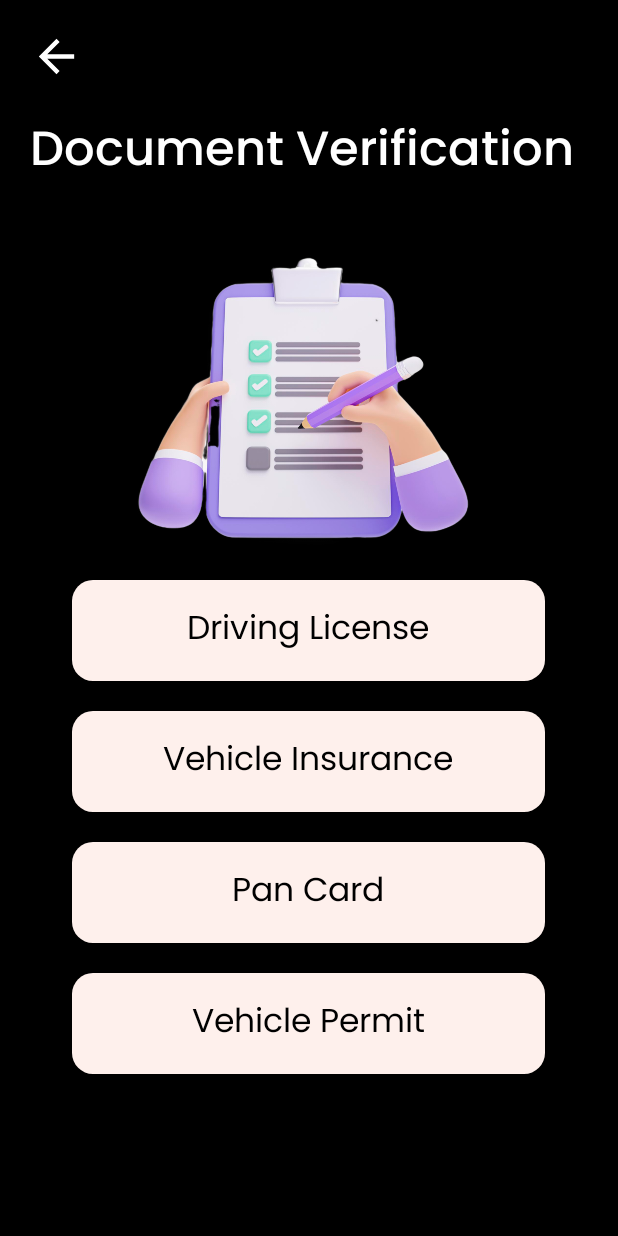
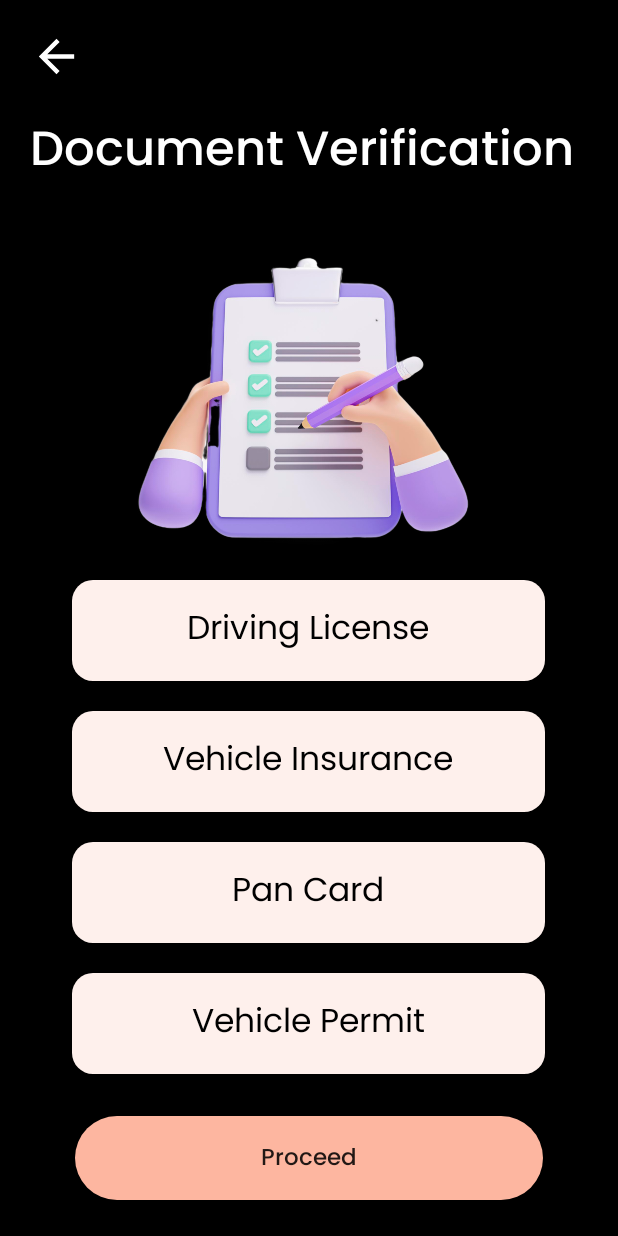
Before and after one commit to Rekt-Cat/Posito-Cabs, an Android app: the DocVerificationActivity screen opened directly, with no data from a screen before it, on a phone screen of 412 x 824 dp. Run offline under Robolectric (Android 15) with nearby library versions, the phone set to English and light mode, and no system bars; our stand-ins replace Firebase (no records; nobody signed in at launch, a user with empty details on screens opened directly).

Commit message:
done till driverMain

```diff
--- a/app/src/main/java/com/example/positocabs/Views/Auth/DocVerificationActivity.java
+++ b/app/src/main/java/com/example/positocabs/Views/Auth/DocVerificationActivity.java
@@ -3,6 +3,7 @@ package com.example.positocabs.Views.Auth;
 import androidx.annotation.Nullable;
 import androidx.appcompat.app.AppCompatActivity;
 import androidx.appcompat.widget.AppCompatButton;
+import androidx.lifecycle.ViewModelProvider;
 
 import android.animation.LayoutTransition;
 import android.content.Intent;
@@ -15,18 +16,28 @@ import android.util.Log;
 import android.view.View;
 import android.widget.ImageView;
 import android.widget.LinearLayout;
+import android.widget.ProgressBar;
+import android.widget.Toast;
 
 import com.example.positocabs.R;
+import com.example.positocabs.ViewModel.SaveUserDataViewModel;
+import com.example.positocabs.Views.MainScreen.DriverMain.DriverMainActivity;
+import com.google.firebase.storage.FirebaseStorage;
+import com.google.firebase.storage.StorageReference;
 
 public class DocVerificationActivity extends AppCompatActivity {
 
     private ImageView backBtn;
     private LinearLayout dlCard,dlDetails,vehicleInsuranceCard,vehicleInsuranceDetails,
             panCard,panDetails,vehiclePermit,vehiclePermitDetails;
-    private AppCompatButton dlBtn,vehicleInsuranceBtn,panBtn,vehiclePermitBtn;
+    private AppCompatButton dlBtn,vehicleInsuranceBtn,panBtn,vehiclePermitBtn,proceedBtn;
+    private ProgressBar progressBar;
 
-    private Uri imageUri;
+    private Uri dlUri,vehichleInsuranceUri,panUri,vehiclePermituri;
     String myUrl ="";
+
+    StorageReference storageReference;
+    private SaveUserDataViewModel saveUserDataViewModel;
 
     @Override
     protected void onCreate(Bundle savedInstanceState) {
@@ -47,6 +58,20 @@ public class DocVerificationActivity extends AppCompatActivity {
         vehiclePermit=findViewById(R.id.vehicle_permit_card);
         vehiclePermitDetails=findViewById(R.id.vehicle_permit_details);
         vehiclePermitBtn=findViewById(R.id.vehicle_permit_btn);
+        proceedBtn=findViewById(R.id.proceed_btn);
+        progressBar=findViewById(R.id.progress_bar);
+
+        //sadas
+        storageReference= FirebaseStorage.getInstance().getReference("Drivers docs");
+        saveUserDataViewModel= new ViewModelProvider(this).get(SaveUserDataViewModel.class);
+        Intent i=getIntent();
+        int userType = i.getIntExtra("userType",0);
+
+        //null
+        dlUri=null;
+        vehichleInsuranceUri=null;
+        panUri=null;
+        vehiclePermituri=null;
 
 
         //Transition
@@ -91,10 +116,47 @@ public class DocVerificationActivity extends AppCompatActivity {
         dlBtn.setOnClickListener(new View.OnClickListener() {
             @Override
             public void onClick(View view) {
+                takePhoto(1);
+            }
+        });
+        vehicleInsuranceBtn.setOnClickListener(new View.OnClickListener() {
+            @Override
+            public void onClick(View view) {
+                takePhoto(2);
+            }
+        });
+        panBtn.setOnClickListener(new View.OnClickListener() {
+            @Override
+            public void onClick(View view) {
+                takePhoto(3);
+            }
+        });
+        vehiclePermitBtn.setOnClickListener(new View.OnClickListener() {
+            @Override
+            public void onClick(View view) {
+                takePhoto(4);
+            }
+        });
 
-                Intent photoIntent =new Intent(Intent.ACTION_PICK);
-                photoIntent.setType("image/*");
-                startActivityForResult(photoIntent, 1);
+        //proceed Btn
+        proceedBtn.setOnClickListener(new View.OnClickListener() {
+            @Override
+            public void onClick(View view) {
+                if(dlUri!=null && vehichleInsuranceUri!=null && panUri!=null && vehiclePermituri!=null ){
+
+
+                    saveUserDataViewModel.saveDriverDocs(userType,storageReference,dlUri,vehichleInsuranceUri,panUri,vehiclePermituri);
+
+                    Toast.makeText(DocVerificationActivity.this, "done", Toast.LENGTH_SHORT).show();
+
+                    Intent intent = new Intent(DocVerificationActivity.this, DriverMainActivity.class);
+                    startActivity(intent);
+
+
+                }
+                else{
+                    Toast.makeText(DocVerificationActivity.this, "Please upload all documents!", Toast.LENGTH_SHORT).show();
+                }
             }
         });
 
@@ -108,11 +170,34 @@ public class DocVerificationActivity extends AppCompatActivity {
         details.setVisibility(v);
     }
 
+    private void takePhoto(int requestCode){
+        Intent photoIntent = new Intent(Intent.ACTION_PICK);
+        photoIntent.setType("image/*");
+        startActivityForResult(photoIntent, requestCode);
+    }
+
     @Override
     protected void onActivityResult(int requestCode, int resultCode, @Nullable Intent data) {
         super.onActivityResult(requestCode, resultCode, data);
-        if (requestCode == 1 && resultCode == RESULT_OK && data != null) {
-            imageUri = data.getData();
+        if (resultCode == RESULT_OK && data != null) {
+            Uri selectedImageUri = data.getData();
+
+            switch (requestCode){
+                case 1:
+                    dlUri = selectedImageUri;
+                    break;
+                case 2:
+                    vehichleInsuranceUri = selectedImageUri;
+                    break;
+                case 3:
+                    panUri = selectedImageUri;
+                    break;
+                case 4:
+                    vehiclePermituri = selectedImageUri;
+                    break;
+                default:
+                    break;
+            }
         } else {
             Log.d("hehe", "onActivityResult: NOO");
         }
--- a/app/src/main/java/com/example/positocabs/Views/Auth/MakeProfileActivity.java
+++ b/app/src/main/java/com/example/positocabs/Views/Auth/MakeProfileActivity.java
@@ -142,6 +142,10 @@ public class MakeProfileActivity extends AppCompatActivity implements AdapterVie
                     saveUserDataViewModel.saveUserData(userType,name.getText().toString(),
                             email.getText().toString(),text,dob.getText().toString(),storageReference,imageUri);
 
+                    Intent intent = new Intent(MakeProfileActivity.this,DocVerificationActivity.class);
+                    intent.putExtra("userType", userType);
+                    startActivity(intent);
+
                     Toast.makeText(MakeProfileActivity.this, "done!", Toast.LENGTH_SHORT).show();
 
                     progressBar.setVisibility(View.INVISIBLE);
--- a/app/src/main/res/layout/activity_doc_verification.xml
+++ b/app/src/main/res/layout/activity_doc_verification.xml
@@ -281,6 +281,35 @@
                 </LinearLayout>
 
             </LinearLayout>
+
+            <FrameLayout
+                android:layout_width="match_parent"
+                android:layout_height="wrap_content"
+                android:layout_marginTop="18dp">
+
+                <androidx.appcompat.widget.AppCompatButton
+                    android:id="@+id/proceed_btn"
+                    android:layout_width="match_parent"
+                    android:layout_height="56dp"
+                    android:layout_gravity="center_horizontal"
+                    android:layout_margin="10dp"
+                    android:background="@drawable/buttoncolourbg"
+                    android:fontFamily="@font/poppins_medium"
+                    android:padding="16dp"
+                    android:text="Proceed"
+                    android:textAllCaps="false"
+                    android:textSize="15sp" />
+
+                <ProgressBar
+                    android:id="@+id/progress_bar"
+                    android:layout_width="35dp"
+                    android:layout_height="35dp"
+                    android:layout_gravity="center"
+                    android:visibility="gone"
+                    />
+
+            </FrameLayout>
+
         </LinearLayout>
 
     </LinearLayout>
```
Also changed, not shown: app/src/main/java/com/example/positocabs/Repository/SaveUserDataRepo.java (+8 -8 lines).
